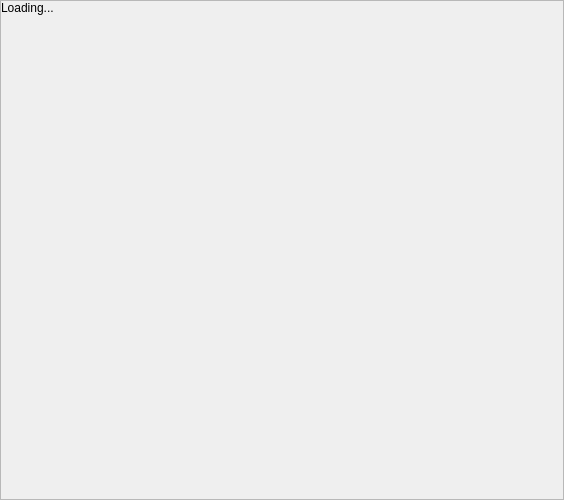
This is aboutbox.ui in pjrinaldi/wombatforensics as Qt 5 draws it before an edit. The edited form follows.
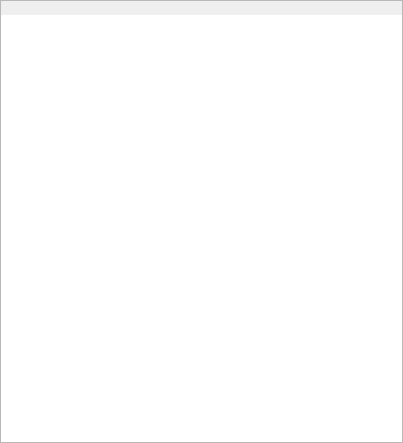
This is the edited form. Icons and pictures are not drawn.

Commit message: working on about box, while i decide what to do on closing application.

Patch:
```diff
--- a/aboutbox.ui
+++ b/aboutbox.ui
@@ -9,8 +9,8 @@
    <rect>
     <x>0</x>
     <y>0</y>
-    <width>564</width>
-    <height>500</height>
+    <width>403</width>
+    <height>443</height>
    </rect>
   </property>
   <property name="windowTitle">
@@ -45,11 +45,14 @@
        <rect>
         <x>0</x>
         <y>0</y>
-        <width>562</width>
-        <height>498</height>
+        <width>401</width>
+        <height>441</height>
        </rect>
       </property>
-      <layout class="QHBoxLayout" name="horizontalLayout_2">
+      <property name="cursor">
+       <cursorShape>ArrowCursor</cursorShape>
+      </property>
+      <layout class="QVBoxLayout" name="verticalLayout">
        <property name="spacing">
         <number>0</number>
        </property>
@@ -66,18 +69,43 @@
         <number>0</number>
        </property>
        <item>
-        <widget class="QLabel" name="label">
+        <widget class="QLabel" name="piclabel">
+         <property name="text">
+          <string/>
+         </property>
+         <property name="textFormat">
+          <enum>Qt::PlainText</enum>
+         </property>
+         <property name="pixmap">
+          <pixmap resource="wombatforensics.qrc">:/about</pixmap>
+         </property>
+         <property name="scaledContents">
+          <bool>false</bool>
+         </property>
+        </widget>
+       </item>
+       <item>
+        <widget class="QLabel" name="textlabel">
          <property name="sizePolicy">
           <sizepolicy hsizetype="Expanding" vsizetype="Expanding">
            <horstretch>0</horstretch>
            <verstretch>0</verstretch>
           </sizepolicy>
          </property>
+         <property name="autoFillBackground">
+          <bool>false</bool>
+         </property>
+         <property name="styleSheet">
+          <string notr="true">background-color: white;</string>
+         </property>
          <property name="lineWidth">
           <number>0</number>
          </property>
          <property name="text">
-          <string>Loading...</string>
+          <string/>
+         </property>
+         <property name="scaledContents">
+          <bool>false</bool>
          </property>
          <property name="alignment">
           <set>Qt::AlignLeading|Qt::AlignLeft|Qt::AlignTop</set>
```
Left out of the diff: 4 changed lines with no effect on the pictures. The commit also changes 2 other files.
